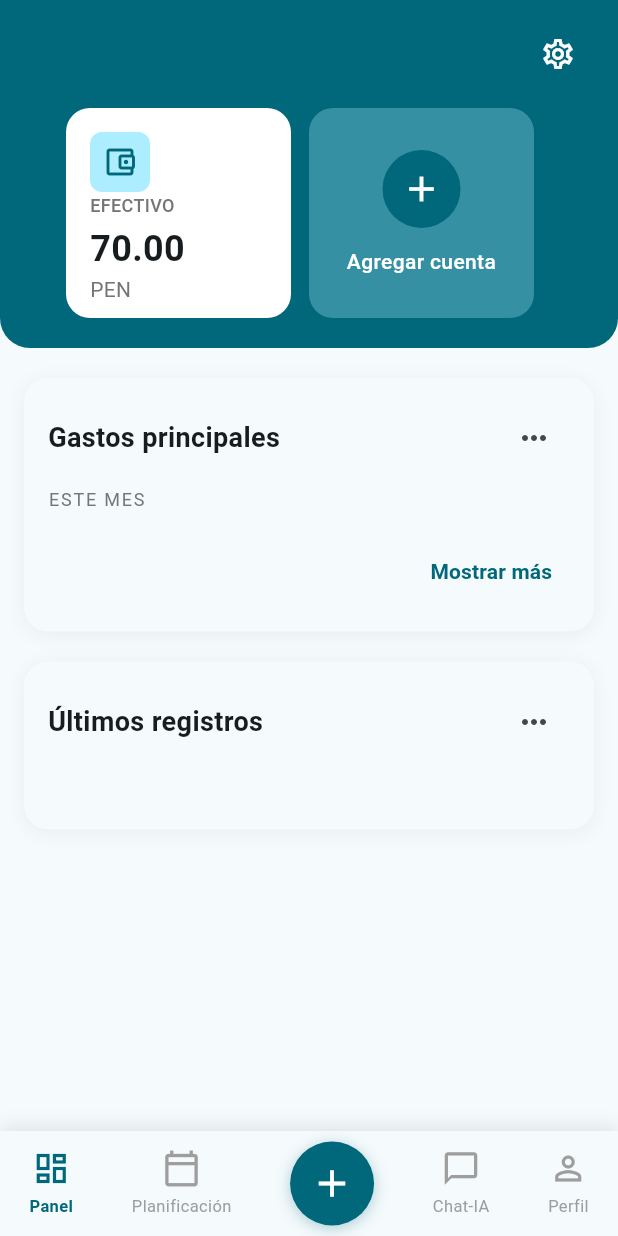
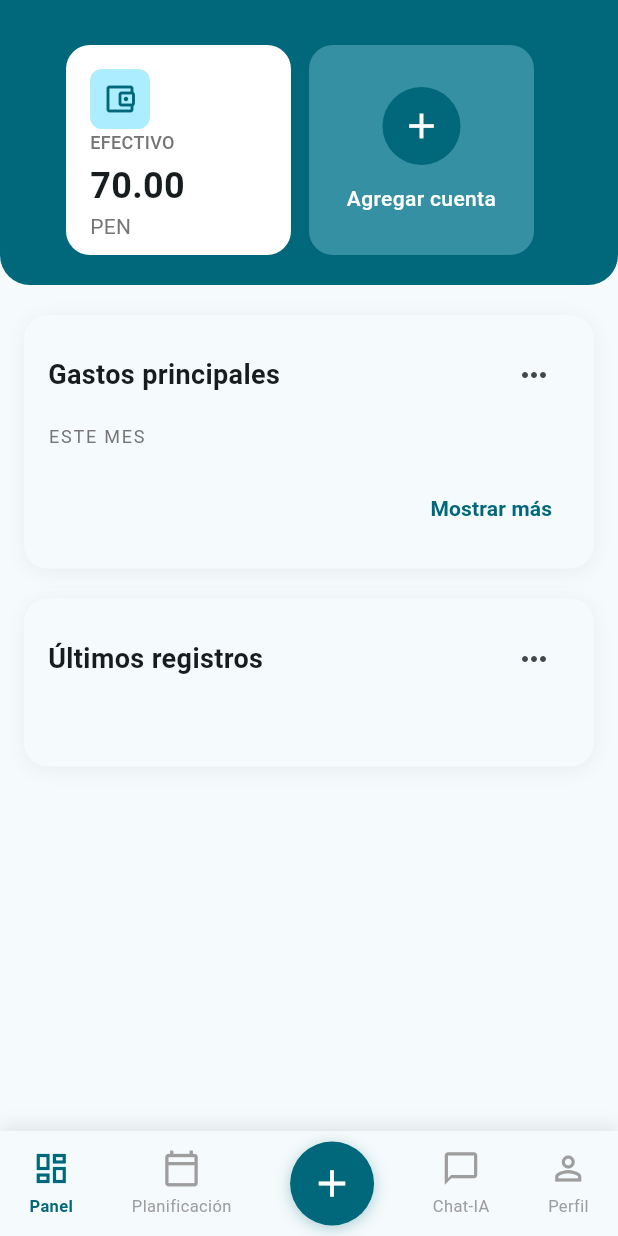
Before and after one commit to Raijam13/Proyecto_progra_movil, a Flutter app: the screen it shows after launch, on a phone screen of 412 x 824 dp. Run offline on Flutter 3.47's test engine with Material 3 defaults, Android fonts, the light colour scheme and no system bars; our stand-ins replace get, google_fonts.

Commit message:
cambios home

```diff
--- a/aprende_wallet_app/lib/pages/Home/home_page.dart
+++ b/aprende_wallet_app/lib/pages/Home/home_page.dart
@@ -60,26 +60,12 @@ class HomePage extends StatelessWidget {
       ),
       child: Column(
         children: [
-          // AppBar con íconos
-          Padding(
-            padding: const EdgeInsets.symmetric(horizontal: 16, vertical: 12),
-            child: Row(
-              mainAxisAlignment: MainAxisAlignment.end,
-              children: [
-                IconButton(
-                  onPressed: () {},
-                  icon: Icon(
-                    Icons.settings_outlined,
-                    color: colorScheme.onPrimary,
-                  ),
-                ),
-              ],
-            ),
-          ),
+          // AppBar eliminado (se quitó el Padding con el botón de configuración)
 
           // Cards de cuentas
+          // Se agrega padding superior para dejar espacio desde la parte superior
           Padding(
-            padding: const EdgeInsets.fromLTRB(16, 0, 16, 20),
+            padding: const EdgeInsets.fromLTRB(16, 30, 16, 20),
             child: Obx(
               () => SizedBox(
                 height: 140,
```
